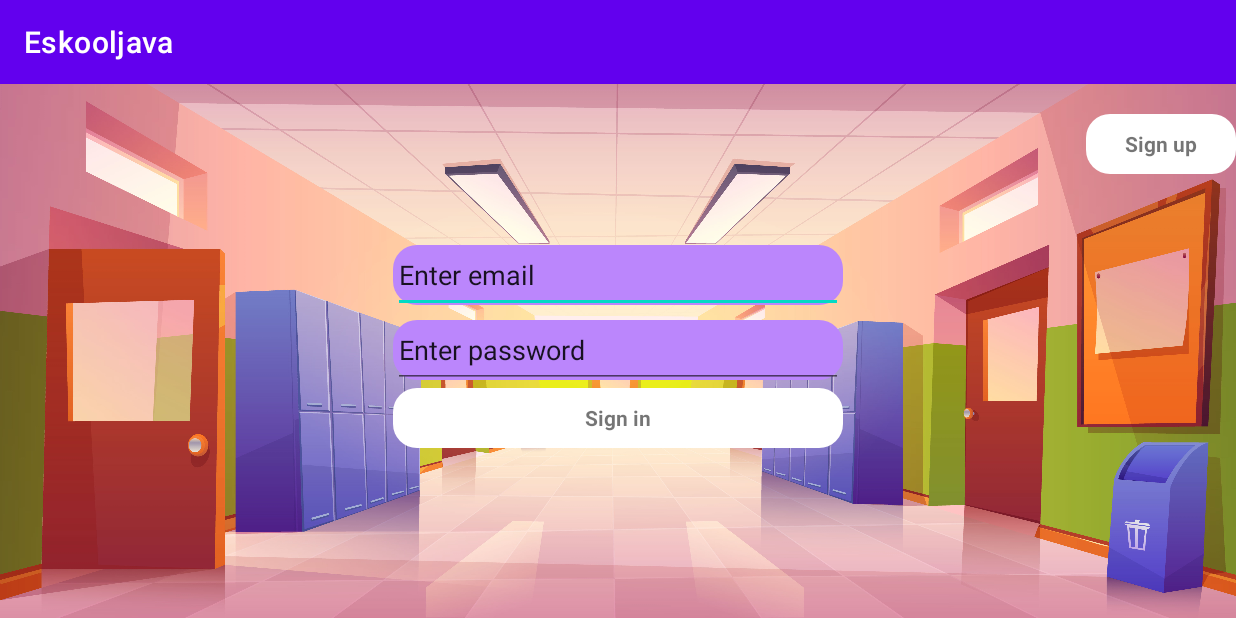
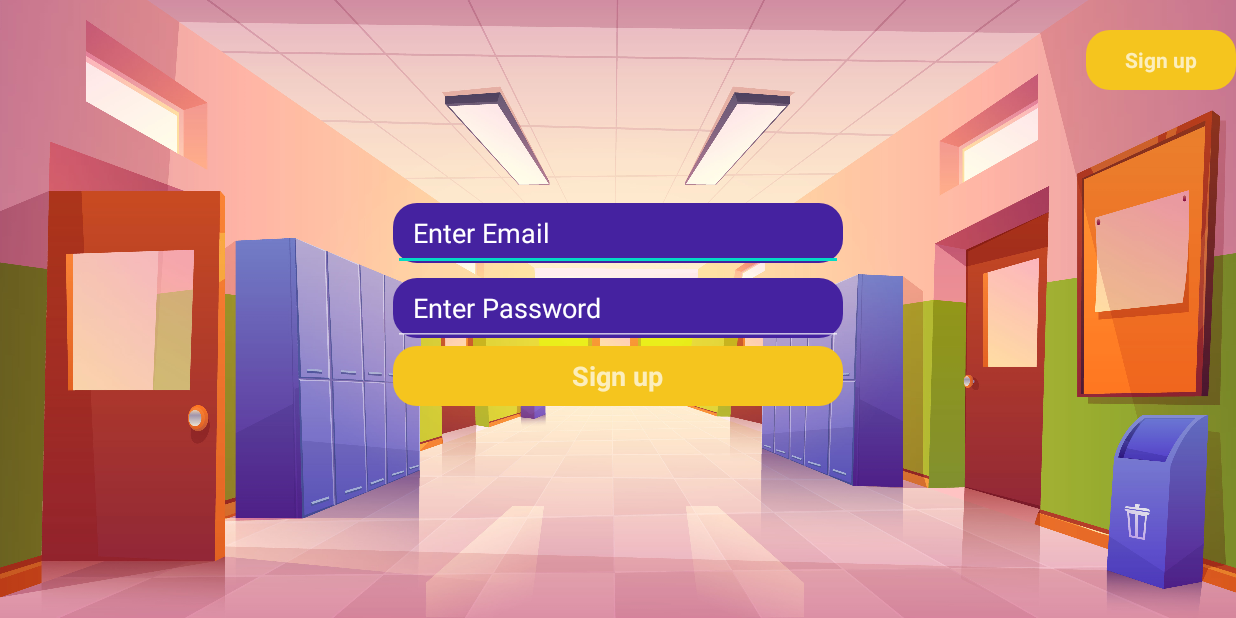
Before and after one commit to theHaziqali/Eskool, an Android app: the screen it shows after launch (MainActivity), on a phone screen of 824 x 412 dp (held sideways). Run offline under Robolectric (Android 15) with nearby library versions, the phone set to English and light mode, and no system bars.

Commit message:
homescreen/navigation added

```diff
--- a/app/src/main/java/com/example/eskooljava/MainActivity.java
+++ b/app/src/main/java/com/example/eskooljava/MainActivity.java
@@ -2,13 +2,45 @@ package com.example.eskooljava;
 
 import androidx.appcompat.app.AppCompatActivity;
 
+import android.content.Intent;
 import android.os.Bundle;
+import android.view.View;
+import android.widget.Button;
+import android.widget.ImageButton;
 
 public class MainActivity extends AppCompatActivity {
+
+    ImageButton signup,signin;
 
     @Override
     protected void onCreate(Bundle savedInstanceState) {
         super.onCreate(savedInstanceState);
         setContentView(R.layout.activity_main);
+
+        signin=findViewById(R.id.signin);
+        signup=findViewById(R.id.signup);
+
+
+        signin.setOnClickListener(new View.OnClickListener() {
+            @Override
+            public void onClick(View view) {
+
+                Intent intent=new Intent(MainActivity.this,homeScreen.class);
+                startActivity(intent);
+            }
+        });
+
+
+        signup.setOnClickListener(new View.OnClickListener() {
+            @Override
+            public void onClick(View view) {
+                Intent intent=new Intent(MainActivity.this,signup.class);
+                startActivity(intent);
+            }
+        });
     }
+
+
+
+
 }
--- a/app/src/main/res/drawable/button.xml
+++ b/app/src/main/res/drawable/button.xml
@@ -8,7 +8,7 @@
 
     </size>
     <solid
-        android:color="@color/white"/>
+        android:color="#F5C51E"/>
 
     <corners
         android:radius="16dp"/>
--- a/app/src/main/res/drawable/rounded_text.xml
+++ b/app/src/main/res/drawable/rounded_text.xml
@@ -8,7 +8,7 @@
 
     </size>
     <solid
-        android:color="@color/purple_200"/>
+        android:color="#4522A0"/>
 
     <corners
         android:radius="16dp"/>
--- a/app/src/main/res/layout/activity_main.xml
+++ b/app/src/main/res/layout/activity_main.xml
@@ -29,14 +29,15 @@
         android:layout_height="wrap_content"
         android:background="@drawable/rounded_text"
         ></ImageView>
+
     <EditText
-        android:layout_centerInParent="true"
         android:id="@+id/name"
-        android:text="Enter email"
         android:layout_width="match_parent"
         android:layout_height="match_parent"
+        android:layout_centerInParent="true"
         android:layout_gravity="center_horizontal"
-        android:layout_weight=".9">
+        android:layout_weight=".9"
+        android:text="  Enter Email">
 
 
     </EditText>
@@ -61,14 +62,15 @@
                 android:layout_height="wrap_content"
                 android:background="@drawable/rounded_text"
                 ></ImageView>
+
             <EditText
-                android:layout_centerInParent="true"
                 android:id="@+id/password"
-                android:text="Enter password"
                 android:layout_width="match_parent"
                 android:layout_height="match_parent"
+                android:layout_centerInParent="true"
                 android:layout_gravity="center_horizontal"
-                android:layout_weight=".9">
+                android:layout_weight=".9"
+                android:text="  Enter Password">
 
 
             </EditText>
@@ -89,21 +91,24 @@
                 android:layout_height="wrap_content">
 
                 <ImageButton
-                    android:id="@+id/signinbutton"
-                    android:layout_centerInParent="true"
+                    android:id="@+id/signin"
                     android:layout_width="wrap_content"
                     android:layout_height="wrap_content"
-                    android:background="@drawable/button"
-                    ></ImageButton>
+                    android:background="@drawable/button">
+
+                </ImageButton>
+
                 <TextView
                     android:layout_width="wrap_content"
                     android:layout_height="wrap_content"
-                    android:text="Sign in"
-                    android:textStyle="bold"
                     android:layout_centerInParent="true"
-                    >
+                    android:text="Sign up"
+                    android:textSize="18dp"
+                    android:textStyle="bold">
 
                 </TextView>
+
+
             </RelativeLayout>
 
         </LinearLayout>
@@ -120,18 +125,19 @@
         android:layout_height="wrap_content">
 
         <ImageButton
-            android:id="@+id/signupbutton"
+            android:id="@+id/signup"
             android:layout_width="100dp"
             android:layout_height="wrap_content"
-            android:layout_centerInParent="true"
-            android:background="@drawable/button"></ImageButton>
+            android:background="@drawable/button">
+
+        </ImageButton>
+
         <TextView
             android:layout_width="wrap_content"
             android:layout_height="wrap_content"
+            android:layout_centerInParent="true"
             android:text="Sign up"
-            android:textStyle="bold"
-            android:layout_centerInParent="true"
-            >
+            android:textStyle="bold">
 
         </TextView>
     </RelativeLayout>
--- a/app/src/main/res/values/themes.xml
+++ b/app/src/main/res/values/themes.xml
@@ -1,8 +1,8 @@
 <resources xmlns:tools="http://schemas.android.com/tools">
     <!-- Base application theme. -->
-    <style name="Theme.Eskooljava" parent="Theme.MaterialComponents.DayNight.DarkActionBar">
+    <style name="Theme.Eskooljava" parent="Theme.MaterialComponents.NoActionBar">
         <!-- Primary brand color. -->
-        <item name="colorPrimary">@color/purple_500</item>
+        <item name="colorPrimary">@color/white</item>
         <item name="colorPrimaryVariant">@color/purple_700</item>
         <item name="colorOnPrimary">@color/white</item>
         <!-- Secondary brand color. -->
```
Also changed, not shown: app/src/main/java/com/example/eskooljava/homeScreen.java (+15 -0 lines), app/src/main/res/layout/activity_home_screen.xml (+5 -5 lines), app/src/main/res/layout/activity_signup.xml (+4 -4 lines), app/src/main/res/drawable-v24/drawer_screen.xml (renamed from app/src/main/res/drawable/drawer_Screen.xml).
